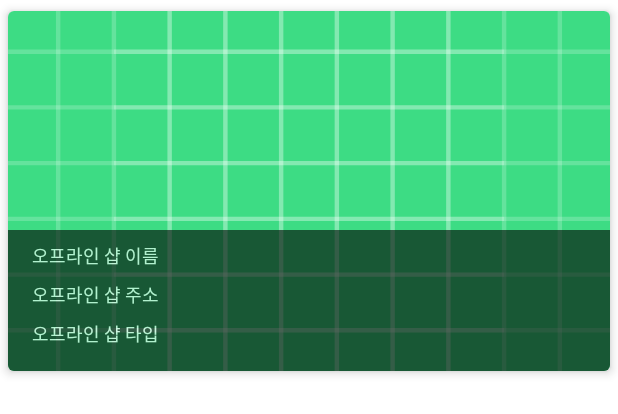
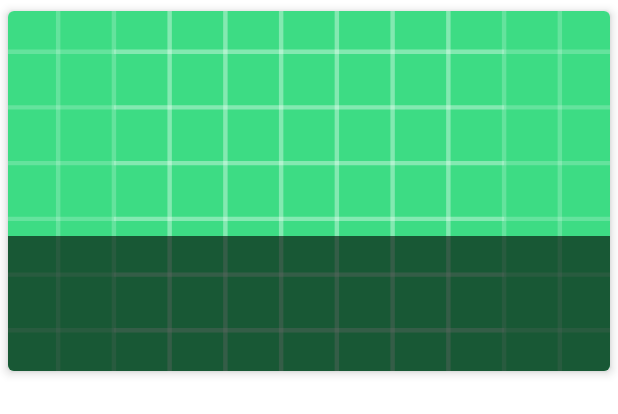
Before and after one commit to Jeonminji/Would-U-ZERO, an Android app: the layout list_offlineshop.xml on its own in the app's theme, with its tools: preview values and no code run, on a phone screen of 412 x 824 dp. Shown: the top 414 px of the screen. Run offline under Robolectric (Android 15) with nearby library versions, the phone set to English and light mode, and no system bars.

```diff
--- a/app/src/main/res/layout/activity_offlineshop_info.xml
+++ b/app/src/main/res/layout/activity_offlineshop_info.xml
@@ -38,17 +38,20 @@
 
                 <ImageView
                     android:id="@+id/iv_1"
+                    android:scaleType="centerCrop"
                     android:layout_width="match_parent"
                     android:layout_height="match_parent" />
 
                 <ImageView
                     android:id="@+id/iv_2"
+                    android:scaleType="centerCrop"
                     android:layout_width="match_parent"
                     android:layout_height="match_parent"
                     android:visibility="invisible" />
 
                 <ImageView
                     android:id="@+id/iv_3"
+                    android:scaleType="centerCrop"
                     android:layout_width="match_parent"
                     android:layout_height="match_parent"
                     android:visibility="invisible" />
@@ -101,8 +104,7 @@
                 app:layout_constraintBottom_toBottomOf="parent"
                 app:layout_constraintEnd_toEndOf="parent"
                 app:layout_constraintTop_toTopOf="parent"
-                app:srcCompat="@drawable/insta"
-                android:contentDescription="TODO" />
+                app:srcCompat="@drawable/insta" />
         </androidx.constraintlayout.widget.ConstraintLayout>
 
         <TextView
--- a/app/src/main/res/layout/fragment_fragment2.xml
+++ b/app/src/main/res/layout/fragment_fragment2.xml
@@ -81,7 +81,8 @@
             android:layout_width="match_parent"
             android:layout_height="wrap_content"
             android:layout_marginLeft="15dp"
-            android:layout_marginStart="15dp" />
+            android:layout_marginStart="15dp"
+            android:layout_marginBottom="3dp"/>
 
         <androidx.recyclerview.widget.RecyclerView
             android:id="@+id/recyclerView"
--- a/app/src/main/res/layout/list_offlineshop.xml
+++ b/app/src/main/res/layout/list_offlineshop.xml
@@ -1,7 +1,6 @@
 <?xml version="1.0" encoding="utf-8"?>
 <FrameLayout xmlns:android="http://schemas.android.com/apk/res/android"
     xmlns:app="http://schemas.android.com/apk/res-auto"
-    xmlns:tools="http://schemas.android.com/tools"
     android:layout_width="match_parent"
     android:layout_height="wrap_content">
 
@@ -30,34 +29,34 @@
             android:paddingBottom="8dp"
             android:alpha="0.6"
             android:background="@android:color/black"
-            android:orientation="vertical">
+            android:orientation="vertical"
+            android:paddingStart="16dp"
+            android:paddingEnd="8dp">
 
                 <TextView
                     android:id="@+id/tv_storename"
                     android:layout_width="wrap_content"
                     android:layout_height="wrap_content"
                     android:layout_marginBottom="8dp"
-                    android:text="오프라인 샵 이름"
+                    android:textStyle="bold"
                     android:textColor="@android:color/white"
-                    android:textSize="12dp"/>
+                    android:textSize="12sp"/>
 
                 <TextView
                     android:id="@+id/tv_address"
                     android:layout_width="wrap_content"
                     android:layout_height="wrap_content"
                     android:layout_marginBottom="8dp"
-                    android:text="오프라인 샵 주소"
                     android:textColor="@android:color/white"
-                    android:textSize="12dp"/>
+                    android:textSize="12sp"/>
 
                 <TextView
                     android:id="@+id/tv_storetype"
                     android:layout_width="wrap_content"
                     android:layout_height="wrap_content"
                     android:layout_marginBottom="8dp"
-                    android:text="오프라인 샵 타입"
                     android:textColor="@android:color/white"
-                    android:textSize="12dp"/>
+                    android:textSize="12sp"/>
 
         </LinearLayout>
 
```
Also changed, not shown: app/src/main/java/com/example/woulduzero/Offline/Fragment_Offline.java (+5 -2 lines).
